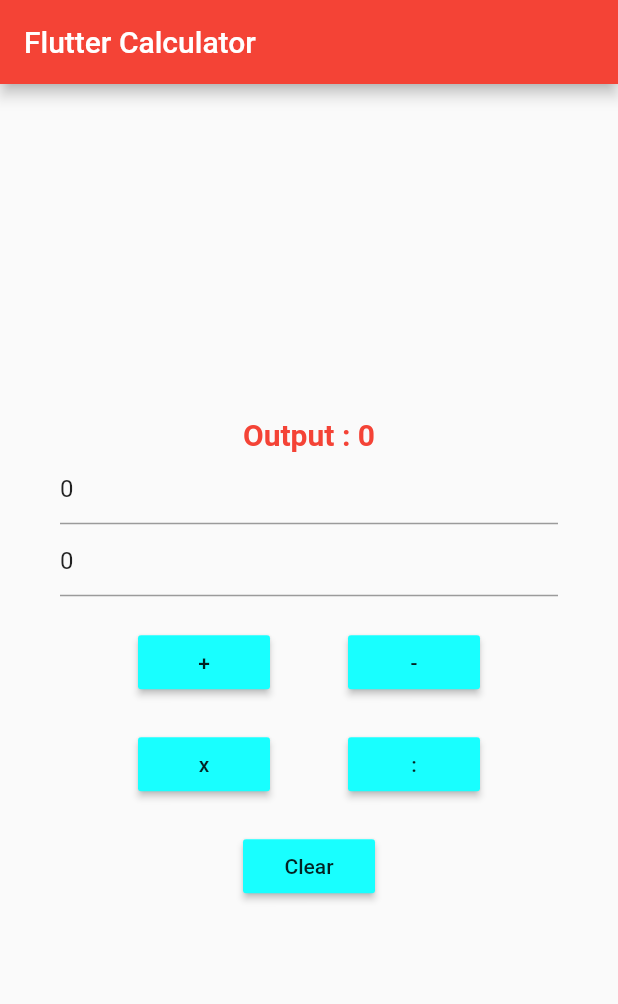
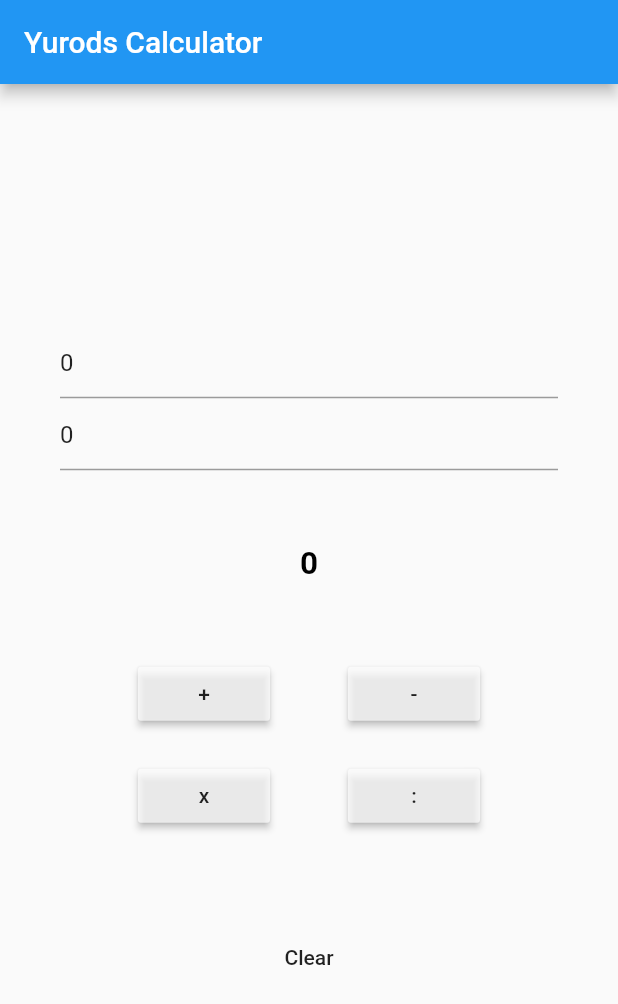
Before and after one commit to hasimy-as/calculatorflutter, a Flutter app: the screen it shows after launch, on a phone screen of 412 x 824 dp. Shown: the top 1004 px of the screen. Run offline on Flutter 3.47's test engine with Material 2 defaults, Android fonts, the phone set to English and light mode, and no system bars.

Commit message:
UI update to center equals

```diff
--- a/lib/homepage.dart
+++ b/lib/homepage.dart
@@ -54,44 +54,45 @@ class HomepageState extends State<Homepage> {
   Widget build(BuildContext context) {
     return new Scaffold(
       appBar: new AppBar(
-        title: new Text('Flutter Calculator'),
+        title: new Text('Yurods Calculator'),
       ),
       body: new Container(
         padding: const EdgeInsets.all(40.0),
         child: new Column(
           mainAxisAlignment: MainAxisAlignment.center,
           children: <Widget>[
-            new Text(
-              "Output : $sum",
-              style: new TextStyle(
-                  fontSize: 20.0,
-                  fontWeight: FontWeight.bold,
-                  color: Colors.red),
-            ),
             new TextField(
               keyboardType: TextInputType.number,
-              decoration: new InputDecoration(hintText: "Enter a number"),
               controller: t1,
             ),
             new TextField(
               keyboardType: TextInputType.number,
-              decoration: new InputDecoration(hintText: "Enter a number"),
               controller: t2,
             ),
             new Padding(
-              padding: const EdgeInsets.only(top: 20.0),
+              padding: const EdgeInsets.only(bottom: 50.0),
+            ),
+            new Text(
+              "$sum",
+              style: new TextStyle(
+                  fontSize: 21.0,
+                  fontWeight: FontWeight.bold,
+                  color: Colors.black),
+            ),
+            new Padding(
+              padding: const EdgeInsets.only(top: 50.0),
             ),
             new Row(
               mainAxisAlignment: MainAxisAlignment.spaceEvenly,
               children: <Widget>[
                 new MaterialButton(
                   child: new Text("+"),
-                  color: Colors.cyanAccent,
+                  color: Colors.white70,
                   onPressed: addition,
                 ),
                 new MaterialButton(
                   child: new Text("-"),
-                  color: Colors.cyanAccent,
+                  color: Colors.white70,
                   onPressed: subtract,
                 ),
               ],
@@ -104,25 +105,24 @@ class HomepageState extends State<Homepage> {
               children: <Widget>[
                 new MaterialButton(
                   child: new Text("x"),
-                  color: Colors.cyanAccent,
+                  color: Colors.white70,
                   onPressed: multiply,
                 ),
                 new MaterialButton(
                   child: new Text(":"),
-                  color: Colors.cyanAccent,
+                  color: Colors.white70,
                   onPressed: divide,
                 ),
               ],
             ),
             new Padding(
-              padding: const EdgeInsets.only(top: 20.0),
+              padding: const EdgeInsets.only(bottom: 60.0),
             ),
             new Row(
               mainAxisAlignment: MainAxisAlignment.center,
               children: <Widget>[
                 new MaterialButton(
                   child: new Text("Clear"),
-                  color: Colors.cyanAccent,
                   onPressed: clearing,
                 ),
               ],
--- a/lib/main.dart
+++ b/lib/main.dart
@@ -6,9 +6,11 @@ void main() => runApp(new MyApp());
 class MyApp extends StatelessWidget {
   @override
   Widget build(BuildContext context) {
+    Color colorData = Colors.blue[10];
+
     return new MaterialApp(
-      title: "Flutter Calculator",
-      theme: new ThemeData(primarySwatch: Colors.red),
+      title: "Yurod Calculator",
+      theme: new ThemeData(primarySwatch: colorData),
       home: new Homepage(),
     );
   }
```
Also changed, not shown: 1 other file.
